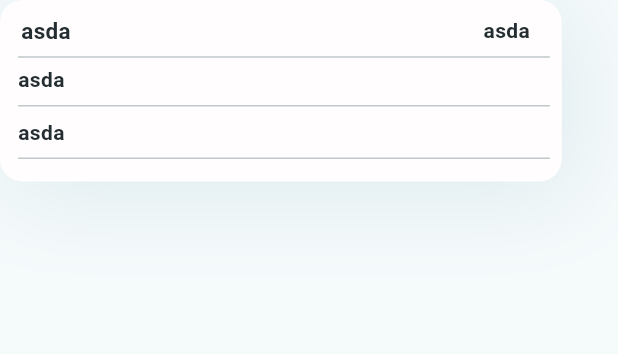
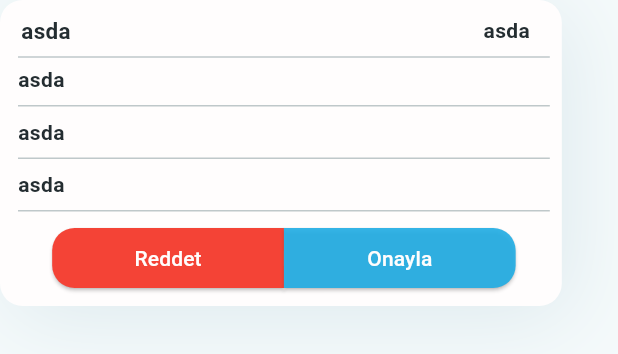
Before and after one commit to sgnm-abdullah-erol/Windesk.FM-Mobile-V1, a Flutter app: the CustomWoDetailCard widget shown alone on an empty page, opened directly, on a phone screen of 412 x 824 dp. Shown: the top 354 px of the screen. Run offline on Flutter 3.47's test engine with Material 2 defaults, Android fonts, the phone set to English and light mode, and no system bars; our stand-ins replace auto_route, badges, bottom_navy_bar, dartz, device_info_plus, dio and 11 more; missing offline and left inert: animated_widgets; accounts and stored records are empty; Roboto replaces fonts that are missing (Poppins).

Commit message:
Penging list card completed

```diff
--- a/lib/feature/components/cards/custom_wo_listl_card.dart
+++ b/lib/feature/components/cards/custom_wo_listl_card.dart
@@ -5,10 +5,12 @@ import 'package:vm_fm_4/feature/constants/functions/null_check_widget.dart';
 import 'package:vm_fm_4/feature/constants/other/time_functions.dart';
 import 'package:vm_fm_4/feature/constants/style/custom_paddings.dart';
 import 'package:vm_fm_4/feature/l10n/locale_keys.g.dart';
+import 'package:vm_fm_4/feature/mixins/custom_wo_list_card_mixin.dart';
 
 import '../../constants/other/colors.dart';
 import '../../constants/style/border_radius.dart';
 import '../../constants/style/font_sizes.dart';
+import '../buttons/custom_half_buttons.dart';
 
 class CustomWoDetailCard extends StatelessWidget {
   final String? id, code, statusName, service, serviceName, moduleLocation, name, responsible, plannedEndDate;
@@ -45,11 +47,7 @@ class CustomWoDetailCard extends StatelessWidget {
       },
       child: Container(
         width: size.width / 1.1,
-        decoration: BoxDecoration(
-          borderRadius: CustomBorderRadius.mediumBorderRadius,
-          boxShadow: const [BoxShadow(color: Color(0x19025273), blurRadius: 50, offset: Offset(6, 8))],
-          color: APPColors.Main.white,
-        ),
+        decoration: WoListCardDecoration(),
         child: Padding(
           padding: const EdgeInsets.only(top: 8, left: 12, right: 8, bottom: 8),
           child: Column(
@@ -59,7 +57,16 @@ class CustomWoDetailCard extends StatelessWidget {
               codeAndStatusWidget(size),
               Divider(height: 10),
               woListText(serviceName),
-              woListText(serviceName),
+              woListText(name),
+              NullCheckWidget().nullCheckWidget(
+                  moduleLocation,
+                  Text(
+                    'Mahal Bilgisi Bulunmuyor',
+                    style: TextStyle(color: APPColors.Main.red),
+                  ),
+                  woListText(moduleLocation)),
+              Center(
+                child: CustomHalfButtons(leftTitle: Text('Reddet',style: TextStyle(color: APPColors.Main.white),), leftOnPressed: (){},rightTitle: Text('Onayla',style: TextStyle(color: APPColors.Main.white),),rightOnPressed: (){},))
             ],
           ),
         ),
@@ -130,28 +137,4 @@ class CustomWoDetailCard extends StatelessWidget {
       ],
     );
   }
-
-
-  Flexible issueListText(Size size, String header, String description) {
-    return Flexible(
-      child: SizedBox(
-        width: size.width,
-        child: Column(
-          children: [
-            Align(
-              alignment: Alignment.centerLeft,
-              child: Padding(
-                padding: CustomPaddings.onlyBottomLow,
-                child: Text('$header : $description', style: const TextStyle(
-    color: Color(0xff025273),
-    fontSize: FontSizes.caption - 1,
-  )),
-              ),
-            ),
-            Divider(height: 5),
-          ],
-        ),
-      ),
-    );
-  }
 }
--- /dev/null
+++ b/lib/feature/mixins/custom_wo_list_card_mixin.dart
@@ -0,0 +1,13 @@
+import 'package:flutter/material.dart';
+
+import '../constants/other/colors.dart';
+import '../constants/style/border_radius.dart';
+
+class WoListCardDecoration extends BoxDecoration {
+  WoListCardDecoration()
+      : super(
+          borderRadius: CustomBorderRadius.mediumBorderRadius,
+          boxShadow: const [BoxShadow(color: Color(0x19025273), blurRadius: 50, offset: Offset(6, 8))],
+          color: APPColors.Main.white,
+        );
+}
```
Also changed, not shown: lib/feature/mixins/custom_issue_detail_card_mixin.dart (deleted).
